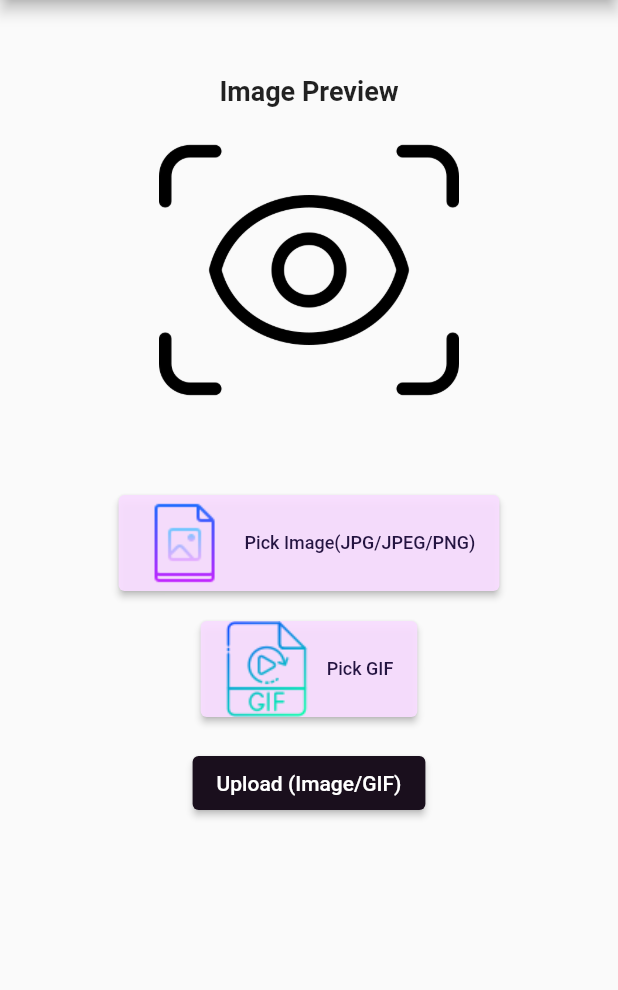
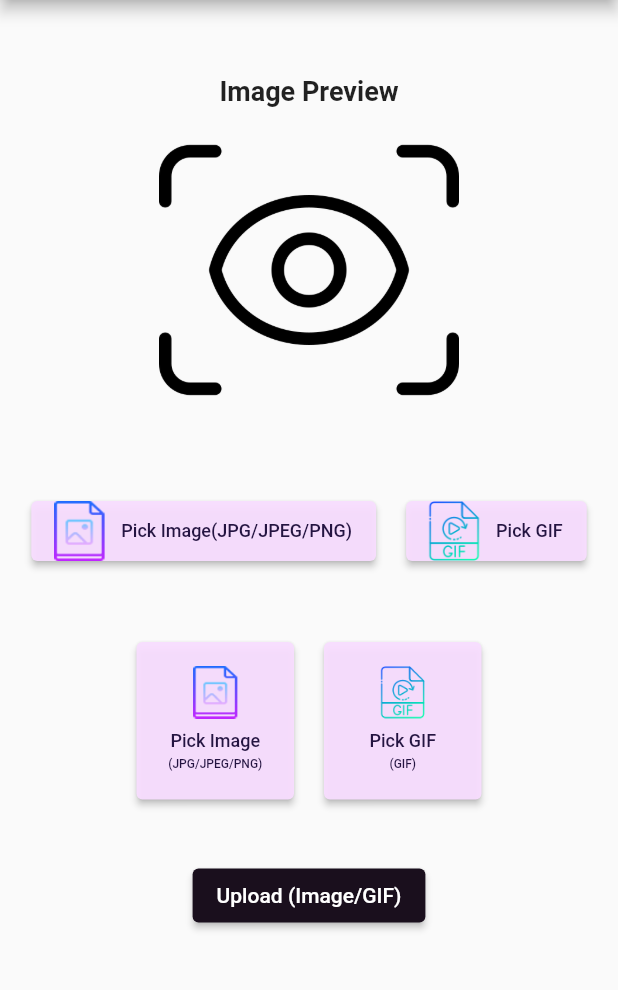
Before and after one commit to vinz3y/image-upload-app, a Flutter app: the screen it shows after launch, on a phone screen of 412 x 824 dp, the part 84-1074 px from its top. Run offline on Flutter 3.47's test engine with Material 2 defaults, Android fonts, the phone set to English and light mode, and no system bars; our stand-ins replace image_picker.

Commit message:
Adding both of the methods for buttons

```diff
--- a/lib/file_upload.dart
+++ b/lib/file_upload.dart
@@ -92,14 +92,17 @@ class _ImageUploadPageState extends State<ImageUploadPage> {
               width: 100,
               height: 50,
             ),
+            Row(
+              mainAxisAlignment: MainAxisAlignment.center,
+              children: [
                 ButtonTheme(
                   minWidth: 200.0,
                   height: 400.0,
                   child: ElevatedButton.icon(
                     onPressed: () => _pickImage(ImageSource.gallery),
                     style: ElevatedButton.styleFrom(
-                  backgroundColor:
-                      Color.fromARGB(240, 248, 221, 255), // Background color
+                      backgroundColor: Color.fromARGB(
+                          240, 248, 221, 255), // Background color
                     ),
                     label: Text(
                       'Pick Image(JPG/JPEG/PNG)',
@@ -109,12 +112,12 @@ class _ImageUploadPageState extends State<ImageUploadPage> {
                         fontSize: 12, // Set the font size
                       ),
                     ),
-                icon: Image.asset('assets/icons/image.png'),
+                    icon: Image.asset('assets/icons/image.png',
+                        width: 40, height: 40),
                   ),
                 ),
                 SizedBox(
-              width: 100,
-              height: 20,
+                  width: 20,
                 ),
                 ElevatedButton.icon(
                   onPressed: () => _pickImage(ImageSource.gallery),
@@ -130,7 +133,102 @@ class _ImageUploadPageState extends State<ImageUploadPage> {
                       fontSize: 12, // Set the font size
                     ),
                   ),
-              icon: Image.asset('assets/icons/gif.png'),
+                  icon: Image.asset('assets/icons/gif.png',
+                      width: 40, height: 40),
+                ),
+              ],
+            ),
+            SizedBox(
+              width: 100,
+              height: 50,
+            ),
+
+            //Changing Part
+            Row(
+              mainAxisAlignment: MainAxisAlignment.center,
+              children: [
+                Container(
+                  width: 105,
+                  height: 105,
+                  child: ElevatedButton(
+                      onPressed: () => _pickImage(ImageSource.gallery),
+                      style: ElevatedButton.styleFrom(
+                        backgroundColor: Color.fromARGB(240, 248, 221, 255),
+                        padding: EdgeInsets.all(
+                            16), // Set padding around the content
+                      ),
+                      child: Column(
+                        children: [
+                          Image.asset(
+                            'assets/icons/image.png', // Replace with your image asset
+                            width: 35, // Set the image width
+                            height: 35, // Set the image height
+                          ),
+                          SizedBox(
+                              height: 8), // Add spacing between image and text
+                          Text(
+                            'Pick Image',
+                            style: TextStyle(
+                              fontSize: 12,
+                              color: const Color.fromARGB(255, 36, 20, 65),
+                            ),
+                          ),
+                          SizedBox(height: 4),
+                          Text(
+                            '(JPG/JPEG/PNG)',
+                            style: TextStyle(
+                              fontSize: 8,
+                              color: const Color.fromARGB(255, 36, 20, 65),
+                            ),
+                          ),
+                        ],
+                      )),
+                ),
+                SizedBox(
+                  width: 20,
+                ),
+                Container(
+                  width: 105,
+                  height: 105,
+                  child: ElevatedButton(
+                      onPressed: () => _pickImage(ImageSource.gallery),
+                      style: ElevatedButton.styleFrom(
+                        backgroundColor: Color.fromARGB(240, 248, 221, 255),
+                        padding: EdgeInsets.all(
+                            16), // Set padding around the content
+                      ),
+                      child: Column(
+                        children: [
+                          Image.asset(
+                            'assets/icons/gif.png', // Replace with your image asset
+                            width: 35, // Set the image width
+                            height: 35, // Set the image height
+                          ),
+                          SizedBox(
+                              height: 8), // Add spacing between image and text
+                          Text(
+                            'Pick GIF',
+                            style: TextStyle(
+                              fontSize: 12,
+                              color: const Color.fromARGB(255, 36, 20, 65),
+                            ),
+                          ),
+                          SizedBox(height: 4),
+                          Text(
+                            '(GIF)',
+                            style: TextStyle(
+                              fontSize: 8,
+                              color: const Color.fromARGB(255, 36, 20, 65),
+                            ),
+                          ),
+                        ],
+                      )),
+                ),
+              ],
+            ),
+            SizedBox(
+              width: 100,
+              height: 20,
             ),
             SizedBox(
               width: 100,
```
Also changed, not shown: assets/icons/image.png. Lines whose indentation alone changed are shown as unchanged.
